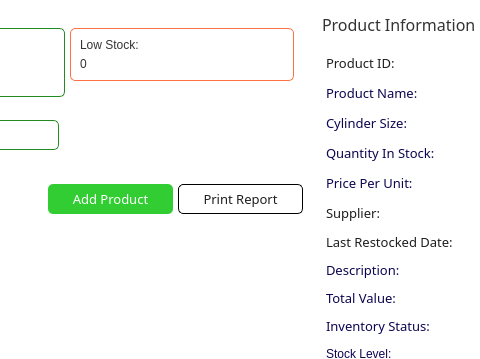
Old version of the form app/src/ui/NEW/inventory_page.ui in the repository Kazu0210/Inventory-System; both pictures show x 397 to 877 and y 0 to 359 of the 1051 by 771 pixel window.
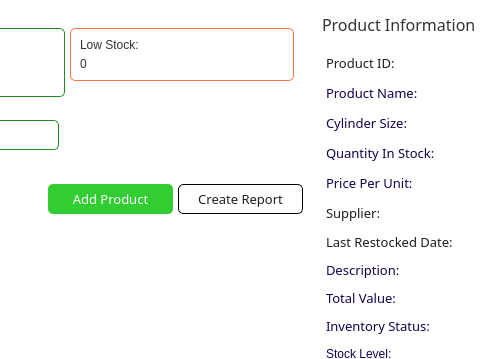
New version of the form.

The edit to the form file:
```diff
--- a/app/src/ui/NEW/inventory_page.ui
+++ b/app/src/ui/NEW/inventory_page.ui
@@ -756,7 +756,7 @@
 color: #1E1E1E;</string>
                   </property>
                   <property name="text">
-                   <string>Print Report</string>
+                   <string>Create Report</string>
                   </property>
                  </widget>
                 </item>
```
Left out of the diff: 2 changed lines with no effect on the pictures.
